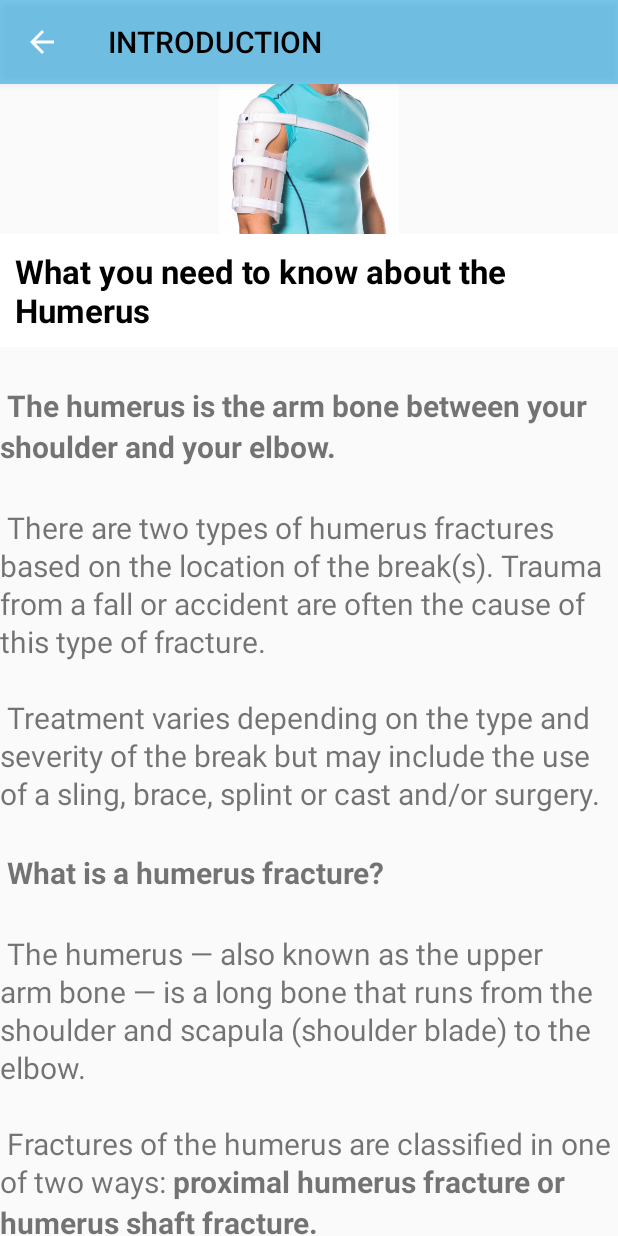
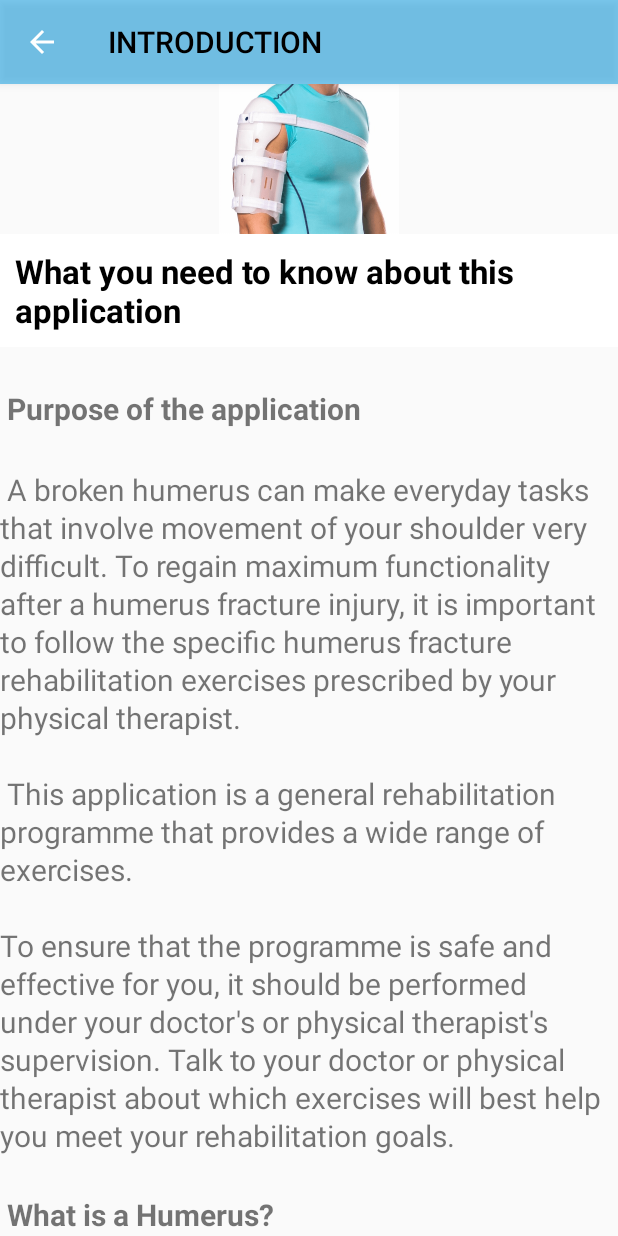
Before and after one commit to titus711/Humerus_Rehab, an Android app: the AboutAppActivity screen opened directly, with no data from a screen before it, on a phone screen of 412 x 824 dp. Run offline under Robolectric (Android 15) with nearby library versions, the phone set to English and light mode, and no system bars.

Commit message:
first commit

```diff
--- a/app/src/main/res/values/strings.xml
+++ b/app/src/main/res/values/strings.xml
@@ -1,5 +1,5 @@
 <resources>
-    <string name="app_name">HUMERUS REHAB</string>
+    <string name="app_name">Humerus Rehab</string>
     <string name="welcome_text">Rehabilitation restores\n
         muscle strength, \n joint motion \n and flexibility.</string>
 
@@ -43,7 +43,18 @@
     <string name="humerus_intro_text">\n
 
 
-<b>The humerus is the arm bone between your shoulder and your elbow.</b>\n\n
+
+        <b>Purpose of the application</b>\n\n
+
+        A broken humerus can make everyday tasks that involve movement of your shoulder very difficult. To regain maximum functionality after a humerus fracture injury, it is important to follow the specific humerus fracture rehabilitation exercises prescribed by your physical therapist.\n\n
+        This application is a general rehabilitation programme that provides a wide range of exercises.\n\nTo ensure that the programme is safe and effective for you,
+        it should be performed under your doctor\'s or physical therapist\'s supervision. Talk to your doctor or physical therapist about which exercises will best help you meet your rehabilitation goals.\n\n
+
+        <b>What is a Humerus?</b>\n\n
+
+                The humerus is the arm bone between your shoulder and your elbow.\n\n
+
+
 There are two types of humerus fractures based on the location of the break(s).
 Trauma from a fall or accident are often the cause of this type of fracture.\n\n
 Treatment varies depending on the type and severity of the break but may include the use of a sling, brace, splint or cast and/or surgery.\n\n
@@ -80,16 +91,16 @@ Symptoms vary depending on the specific type of fracture but may include:\n\n
 <b>Proximal Humeral Fracture</b>\n\n
 Most fractures of the proximal humerus can be treated without surgery if the bone fragments are not shifted out of position (displaced). \n\n If the fragments are shifted out of position, surgery is often performed to allow earlier mobility. However, other factors are also considered when deciding between surgical fixation or nonoperative treatment.\n\n
 
-Nonoperative treatment is usually with a sling or shoulder immobilizer with no shoulder mobility for the first two weeks.\n\n Thereafter, the patient will be given weekly exercises to slowly increase the shoulder’s range of motion.\n\n An X-ray of the shoulder will be taken on a weekly or biweekly (every two weeks) basis to confirm the fracture is healing properly.\n\n
+Nonoperative treatment is usually with a sling or shoulder immobilizer with no shoulder mobility for the first two weeks.\n\n Thereafter, the patient will be given weekly exercises to slowly increase the shoulder’s range of motion.\n\n An X-ray of the shoulder will be taken on a weekly or biweekly (every two weeks) basis to confirm if the fracture is healing properly.\n\n
 
-Surgery usually involves fixation of the fracture fragments with plates, screws or pins. \n\nSevere fractures with previous arthroscopy (joint degeneration) may require shoulder replacement. Mobilization with physical therapy is begun immediately following surgery.\n\n
+Surgery usually involves fixation of the fracture fragments with plates, screws or pins. \n\nSevere fractures with previous arthroscopy (joint degeneration) may require shoulder replacement. Mobilization with physical therapy is started immediately following surgery.\n\n
 
 <b>Humerus Shaft Fracture</b>\n\n
-A humerus shaft fracture may be treated with or without surgery, depending on the fracture pattern and associated injuries (i.e., nerve injury or open fracture).\n\n A temporary splint extending from the shoulder to the forearm and holding the elbow bent at 90 degrees can be used for initial management of the fracture.\n\n
+A humerus shaft fracture may be treated with or without surgery, depending on the fracture pattern and associated injuries (i.e., nerve injury or open fracture).\n\n A temporary splint extending from the shoulder to the forearm and holding the elbow bent at 90 degrees can be used for the initial management of the fracture.\n\n
 
 Nonoperative treatment usually includes the placement of fracture bracing that will be replaced by a cylindrical brace (Sarmiento brace) three to four weeks later that fits the upper arm while leaving the elbow free.\n\n The doctor will tell you how long to wear the cast or splint and will remove it at the right time.\n\n It may take several weeks to several months for the broken arm to heal completely.\n\n
 
-Rehabilitation involves gradually increasing activities to restore muscle strength, joint motion and flexibility.\n\n The patient’s cooperation is essential to the rehabilitation process. The patient must complete range of motion, strengthening and other exercises prescribed by the doctor on a daily basis.\n\n Rehabilitation will continue until the muscles, ligaments and other soft tissues perform normally.\n\n
+Rehabilitation involves gradually increasing activities to restore muscle strength, joint motion and flexibility.\n\n The patient’s cooperation is essential for the rehabilitation process. The patient must complete range of motion, strengthening and other exercises prescribed by the doctor on a daily basis.\n\n Rehabilitation will continue until the muscles, ligaments and other soft tissues perform normally.\n\n
 
 Surgery usually involves internal fixation of the fragments with plates, screws or a nail.\n\n The rehabilitation differs slightly from nonoperative treatment, with no splints or cast. The patient is usually given a sling for comfort and arm support.\n\n Elbow exercises may be started immediately after surgery, while shoulder exercises may be delayed for a few weeks based on the fracture pattern.\n\n
 
@@ -102,8 +113,16 @@ Surgery usually involves internal fixation of the fragments with plates, screws
 \-<i> Table slides</i>\n\n
 
 
-        You should not feel pain during an exercise. Talk to your doctor or physio therapist
-        when you have any pain during exercising.\n\n
+        You should not experience any pain during an exercise. Talk to your doctor or physical therapist
+        when you have any pain during exercising.\n\n\n
+
+        <i>Disclaimer</i>\n
+        <i>Broken humerus injuries vary significantly in severity. This application was made as a guide to a humerus fracture rehabilitation program and we strongly recommend
+        any user of this application to consult and follow his/her doctor\'s or physical therapist\'s specific instructions on how to exercise based on his/her humerus fracture.\n\n
+            Kindly note this rehabilitation programme is meant for non-surgical injuries. \n\n Injuries that require surgical intervention will be followed by a specific rehabilitation protocol as per your doctor\'s or physical therapist\'s instructions.</i>\n\n
+
+
+
 
 
 
@@ -113,17 +132,17 @@ Surgery usually involves internal fixation of the fragments with plates, screws
 
 </string>
 
-    <string name="developer">  <b>NB. Kindly note that the Humerus Rehab application was motivated by a real life incident that involved a car accident that broke my left humerus and hence i went through the rehabilitation programme under the doctors instructions and monitoring.</b>\n\n
+    <string name="developer">  <i>NB. Kindly note that the Humerus Rehab application was motivated by a real life incident that involved a car accident that broke my left humerus. I went through this rehabilitation programme under the doctor\'s instructions and monitoring.These exercises immensely contributed to my recovery.</i>\n\n
 
         <b>Developed by \: \n
         Titus Nangi\n
         titusnangi@gmail.com\n\n
     </b></string>
-    <string name="what_you_need_to_know_about_the_humerus">What you need to know about the Humerus</string>
+    <string name="what_you_need_to_know_about_the_humerus">What you need to know about this application</string>
     <string name="cancel">CANCEL</string>
     <string name="save_reminder">SAVE REMINDER</string>
     <string name="exercise_title">Exercise title</string>
-    <string name="exercise_details">Exercise details</string>
+    <string name="exercise_details">Enter reminder details</string>
     <string name="reminder">Schedule Exercise</string>
     <string name="save">SAVE</string>
     <string name="select_date">SELECT DATE</string>
@@ -136,6 +155,8 @@ Surgery usually involves internal fixation of the fragments with plates, screws
     <string name="time_message">time message</string>
     <string name="create_event">CREATE EVENT</string>
     <string name="hello">Hello</string>
+    <string name="set_exercise_time_above">Set your exercising time above</string>
+    <string name="tap_to_speak_and_set_your_exercise_details_notification">Tap to speak</string>
 
 
 </resources>
```
